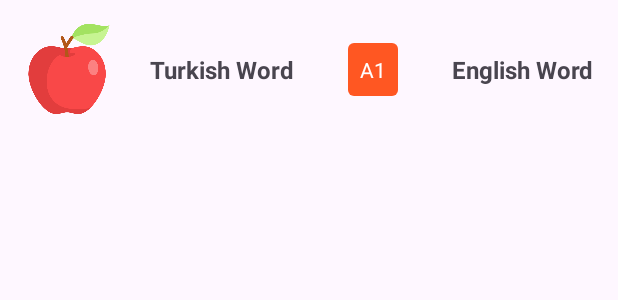
After one commit to oguzhanozgokce/WorldWords, an Android app: the layout item_layout_word.xml on its own in the app's theme, with its tools: preview values and no code run, on a phone screen of 412 x 824 dp. The commit adds this screen. Shown: the top 300 px of the screen. Run offline under Robolectric (Android 15) with nearby library versions, the phone set to English and light mode, and no system bars.

Commit message:
created item design for word carts

```diff
--- /dev/null
+++ b/app/src/main/res/drawable/difficulty_background.xml
@@ -0,0 +1,4 @@
+<shape xmlns:android="http://schemas.android.com/apk/res/android">
+    <solid android:color="#FF5722" />
+    <corners android:radius="4dp" />
+</shape>
--- /dev/null
+++ b/app/src/main/res/layout/item_layout_word.xml
@@ -0,0 +1,72 @@
+<?xml version="1.0" encoding="utf-8"?>
+<androidx.constraintlayout.widget.ConstraintLayout xmlns:android="http://schemas.android.com/apk/res/android"
+    xmlns:tools="http://schemas.android.com/tools"
+    android:layout_width="match_parent"
+    android:layout_height="wrap_content"
+    xmlns:app="http://schemas.android.com/apk/res-auto"
+    android:padding="16dp">
+
+    <!-- Word Image -->
+    <ImageView
+        android:id="@+id/wordImage"
+        android:layout_width="0dp"
+        android:layout_height="60dp"
+        android:layout_marginEnd="16dp"
+        android:contentDescription="@string/word_image"
+        android:scaleType="centerCrop"
+        android:src="@drawable/ic_apple"
+        app:layout_constraintEnd_toStartOf="@+id/guideline"
+        app:layout_constraintStart_toStartOf="parent"
+        app:layout_constraintTop_toTopOf="parent"
+        app:layout_constraintBottom_toBottomOf="parent" />
+
+    <androidx.constraintlayout.widget.Guideline
+        android:id="@+id/guideline"
+        android:layout_width="wrap_content"
+        android:layout_height="wrap_content"
+        android:orientation="vertical"
+        app:layout_constraintGuide_percent="0.2" />
+
+    <TextView
+        android:id="@+id/tvTurkishWord"
+        android:layout_width="wrap_content"
+        android:layout_height="wrap_content"
+        android:layout_marginStart="8dp"
+        android:text="Elma"
+        android:textSize="16sp"
+        android:textStyle="bold"
+        android:maxLines="1"
+        app:layout_constraintBottom_toBottomOf="parent"
+        app:layout_constraintStart_toStartOf="@id/guideline"
+        app:layout_constraintTop_toTopOf="parent"
+        tools:text="Turkish Word" />
+
+    <TextView
+        android:id="@+id/tvEnglishWord"
+        android:layout_width="wrap_content"
+        android:layout_height="wrap_content"
+        android:text="Apple"
+        android:textSize="16sp"
+        android:textStyle="bold"
+        android:maxLines="1"
+        app:layout_constraintBottom_toBottomOf="parent"
+        app:layout_constraintEnd_toEndOf="parent"
+        app:layout_constraintTop_toTopOf="parent"
+        tools:text="English Word" />
+
+    <TextView
+        android:id="@+id/tvDifficulty"
+        android:layout_width="wrap_content"
+        android:layout_height="wrap_content"
+        android:background="@drawable/difficulty_background"
+        android:padding="8dp"
+        android:text="A1"
+        android:textColor="@android:color/white"
+        android:textSize="14sp"
+        app:layout_constraintBottom_toBottomOf="parent"
+        app:layout_constraintEnd_toStartOf="@+id/tvEnglishWord"
+        app:layout_constraintStart_toEndOf="@+id/tvTurkishWord"
+        app:layout_constraintTop_toTopOf="parent"
+        tools:text="A1" />
+
+</androidx.constraintlayout.widget.ConstraintLayout>
--- a/app/src/main/res/values/strings.xml
+++ b/app/src/main/res/values/strings.xml
@@ -1,3 +1,4 @@
 <resources>
     <string name="app_name">WorldWords</string>
+    <string name="word_image">word desc</string>
 </resources>
```
